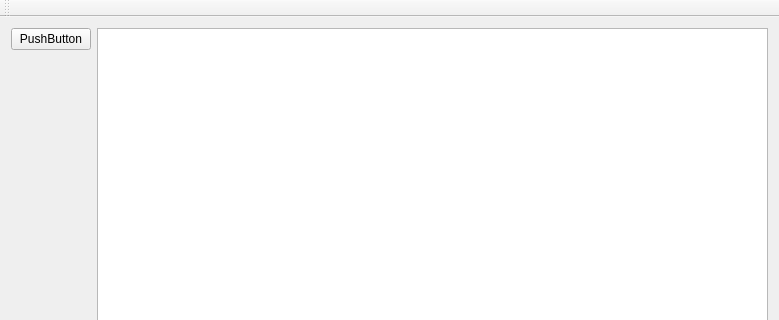
Cervidellus/StateMachineProofOfConcept, file StateMachineZMQTest/mainwindow.ui: the form before one commit; both pictures show x 0 to 779 and y 0 to 320 of the 779 by 657 pixel window.
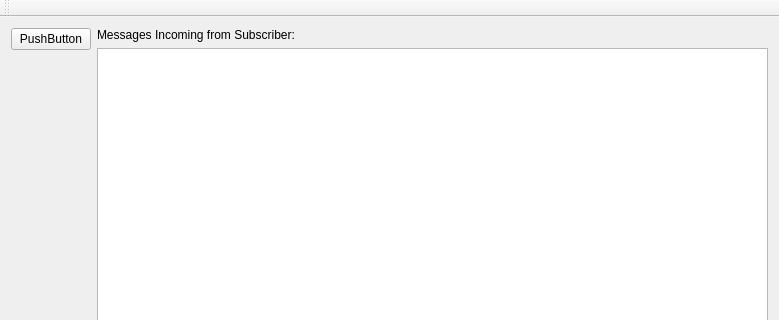
The form after the commit.

Commit message: Subscriber Messages display in GUI

Diff of the .ui file:
```diff
--- a/StateMachineZMQTest/mainwindow.ui
+++ b/StateMachineZMQTest/mainwindow.ui
@@ -47,7 +47,25 @@
      </layout>
     </item>
     <item>
-     <widget class="QTableWidget" name="tableWidget"/>
+     <layout class="QVBoxLayout" name="verticalLayout_2">
+      <item>
+       <widget class="QLabel" name="SubscriberMessagesLabel">
+        <property name="text">
+         <string>Messages Incoming from Subscriber:</string>
+        </property>
+       </widget>
+      </item>
+      <item>
+       <widget class="QListWidget" name="SubscriberMessages">
+        <property name="wordWrap">
+         <bool>false</bool>
+        </property>
+        <property name="selectionRectVisible">
+         <bool>false</bool>
+        </property>
+       </widget>
+      </item>
+     </layout>
     </item>
    </layout>
   </widget>
```
Left out of the diff: 14 changed lines with no effect on the pictures. The commit also changes 4 other files.
